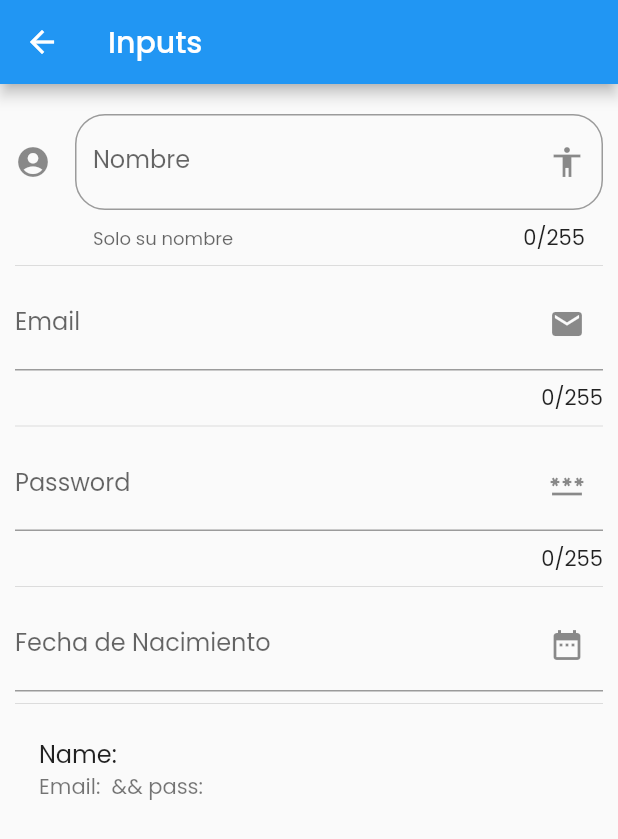
After one commit to alcampospalacios/flutter-components, a Flutter app: the InputPage screen opened by its route, on a phone screen of 412 x 824 dp. The commit adds this screen. Shown: the top 839 px of the screen. Run offline on Flutter 3.47's test engine with Material 2 defaults, Android fonts, the phone set to English and light mode, and no system bars; our stand-ins replace cool_alert, google_fonts; missing offline and left inert: dart:html.

Commit message:
[081] Datepicker

```diff
--- a/data/menu_opts.json
+++ b/data/menu_opts.json
@@ -26,6 +26,11 @@
       "route": "animated-container",
       "icon": "donut_large",
       "text": "Animated Container"
+    },
+    {
+      "route": "inputs",
+      "icon": "input",
+      "text": "Input"
     }
   ]
 }
--- /dev/null
+++ b/lib/src/pages/state-full/input-page.dart
@@ -0,0 +1,123 @@
+import 'package:flutter/material.dart';
+
+class InputPage extends StatefulWidget {
+  InputPage({Key? key}) : super(key: key);
+
+  @override
+  _InputPageState createState() => _InputPageState();
+}
+
+class _InputPageState extends State<InputPage> {
+  String _name = '';
+  String _email = '';
+  String _password = '';
+  String _date = '';
+
+  TextEditingController _inputDateController = new TextEditingController();
+
+  @override
+  Widget build(BuildContext context) {
+    return Scaffold(
+      appBar: AppBar(
+        title: Text('Inputs'),
+      ),
+      body: ListView(
+        padding: EdgeInsets.symmetric(horizontal: 10.0, vertical: 20.0),
+        children: <Widget>[
+          _createInput(),
+          Divider(),
+          _emailInput(),
+          Divider(),
+          _passwordInput(),
+          Divider(),
+          _createDateInput(context),
+          Divider(),
+          _newWidget(),
+        ],
+      ),
+    );
+  }
+
+  Widget _createInput() {
+    return TextField(
+      textCapitalization: TextCapitalization.sentences,
+      decoration: InputDecoration(
+          border: OutlineInputBorder(borderRadius: BorderRadius.circular(20.0)),
+          counter: Text(' ${_name.length}/255'),
+          hintText: 'Escriba su nombre',
+          labelText: 'Nombre',
+          helperText: 'Solo su nombre',
+          suffixIcon: Icon(Icons.accessibility),
+          icon: Icon(Icons.account_circle)),
+      onChanged: (value) {
+        setState(() {
+          _name = value;
+        });
+      },
+    );
+  }
+
+  Widget _newWidget() {
+    return ListTile(
+      title: Text('Name: $_name'),
+      subtitle: Text('Email: $_email && pass: $_password'),
+    );
+  }
+
+  Widget _emailInput() {
+    return TextField(
+      keyboardType: TextInputType.emailAddress,
+      decoration: InputDecoration(
+        counter: Text(' ${_email.length}/255'),
+        labelText: 'Email',
+        suffixIcon: Icon(Icons.email),
+      ),
+      onChanged: (value) {
+        setState(() {
+          _email = value;
+        });
+      },
+    );
+  }
+
+  Widget _passwordInput() {
+    return TextField(
+      obscureText: true,
+      decoration: InputDecoration(
+        counter: Text(' ${_password.length}/255'),
+        labelText: 'Password',
+        suffixIcon: Icon(Icons.password),
+      ),
+      onChanged: (value) {
+        setState(() {
+          _password = value;
+        });
+      },
+    );
+  }
+
+  Widget _createDateInput(BuildContext context) {
+    return TextField(
+      controller: _inputDateController,
+      decoration: InputDecoration(
+        labelText: 'Fecha de Nacimiento',
+        suffixIcon: Icon(Icons.date_range),
+      ),
+      onTap: () {
+        FocusScope.of(context).requestFocus(new FocusNode());
+        _selecDate(context);
+      },
+    );
+  }
+
+  void _selecDate(BuildContext context) async {
+    DateTime? picked = await showDatePicker(
+        context: context,
+        initialDate: new DateTime.now(),
+        firstDate: new DateTime(2000),
+        lastDate: new DateTime(2022));
+
+    _date = picked.toString();
+    _inputDateController.text = _date;
+  }
+}
--- a/lib/src/routes/routes.dart
+++ b/lib/src/routes/routes.dart
@@ -1,4 +1,5 @@
 import 'package:calculator/src/pages/state-full/animated-container-page.dart';
+import 'package:calculator/src/pages/state-full/input-page.dart';
 import 'package:calculator/src/pages/state-less/avatar-page.dart';
 import 'package:calculator/src/pages/state-less/car-page.dart';
 import 'package:calculator/src/pages/state-less/cool-alert.dart';
@@ -15,6 +16,7 @@ Map<String, WidgetBuilder> getApplicationRoutes() {
         CustomAlertPage(title: 'Cool Alert'),
     'avatar': (BuildContext context) => AvatarPage(),
     'card': (BuildContext context) => CardPage(),
-    'animated-container': (BuildContext context) => AnimatedContainerPage()
+    'animated-container': (BuildContext context) => AnimatedContainerPage(),
+    'inputs': (BuildContext context) => InputPage()
   };
 }
--- a/lib/src/utils/icon-fromstring-util.dart
+++ b/lib/src/utils/icon-fromstring-util.dart
@@ -4,7 +4,8 @@ final _iconsMapped = <String, IconData>{
   'add_alert': Icons.add_alert,
   'accesibility': Icons.accessibility,
   'folder_open': Icons.folder_open,
-  'donut_large': Icons.donut_large
+  'donut_large': Icons.donut_large,
+  'input': Icons.input
 };
 
 Icon getIconFrom(String icon) {
```
